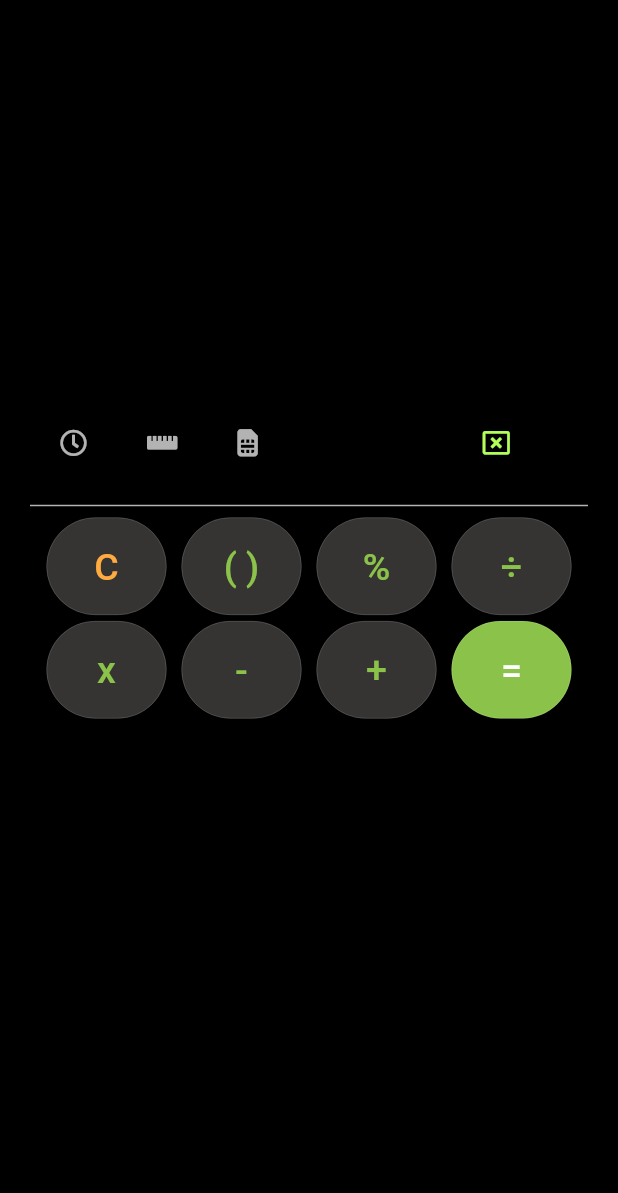
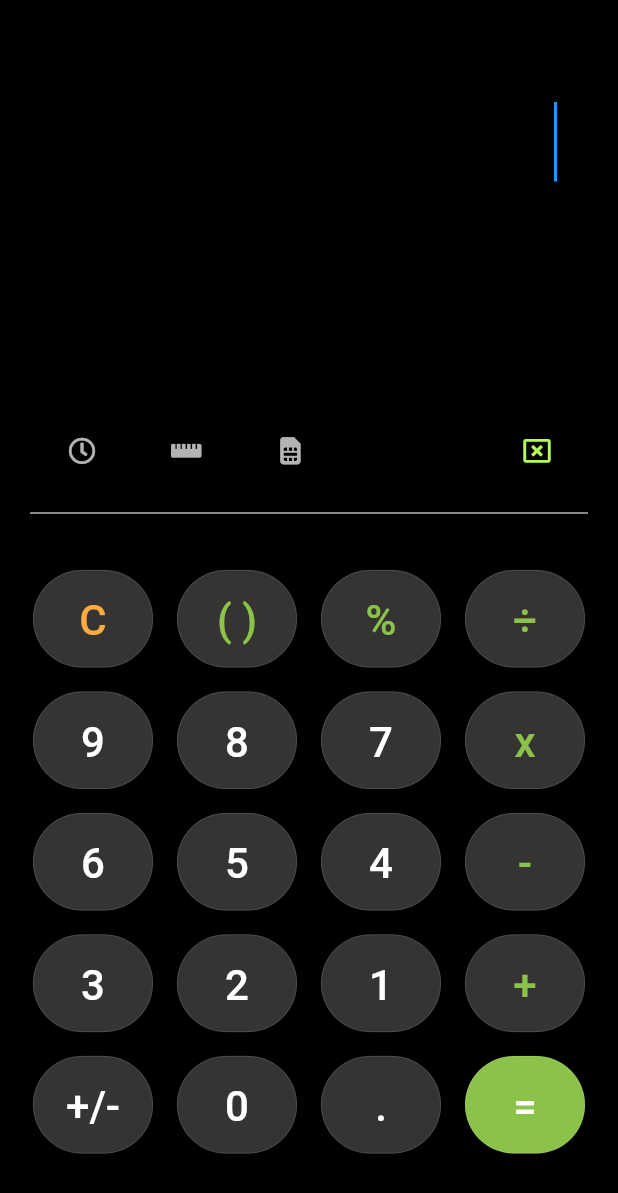
Before and after one commit to eldeeno/calculator, a Flutter app: the screen it shows after launch, on a phone screen of 412 x 824 dp. Shown: the top 1193 px of the screen. Run offline on Flutter 3.47's test engine with Material 2 defaults, Android fonts, the phone set to English and light mode, and no system bars; our stand-ins replace font_awesome_flutter; Roboto replaces fonts that are missing (Arial).

Commit message:
UI design completed

```diff
--- a/lib/main.dart
+++ b/lib/main.dart
@@ -24,6 +24,15 @@ class MyHomePage extends StatefulWidget {
 }
 
 class _MyHomePageState extends State<MyHomePage> {
+  var ansStr = 0;
+  final myController = TextEditingController();
+
+  @override
+  void dispose() {
+    myController.dispose();
+    super.dispose();
+  }
+
   @override
   Widget build(BuildContext context) {
     return Scaffold(
@@ -44,8 +53,11 @@ class _MyHomePageState extends State<MyHomePage> {
                 left: 20.0,
               ),
               child: TextField(
+                readOnly: true,
+                showCursor: true,
+                autofocus: true,
+                controller: myController,
                 textDirection: TextDirection.rtl,
-                cursorColor: Colors.transparent,
                 style: TextStyle(
                   fontSize: 45.0,
                   fontWeight: FontWeight.w400,
@@ -57,42 +69,60 @@ class _MyHomePageState extends State<MyHomePage> {
               ),
             ),
             Divider(
-              height: 150,
+              height: 155,
             ),
             Container(
-              padding: EdgeInsets.only(bottom: 25.0),
+              padding: EdgeInsets.only(bottom: 25.0, right: 25),
               child: Row(
+                crossAxisAlignment: CrossAxisAlignment.start,
                 children: <Widget>[
-                  Container(
-                    padding: EdgeInsets.only(right: 30.0, left: 20.0),
-                    child: FaIcon(
+                  Expanded(
+                    flex: 2,
+                    child: Column(
+                      children: <Widget>[
+                        FaIcon(
                           FontAwesomeIcons.clock,
                           color: Colors.white70,
                           size: 18,
                         ),
+                      ],
                     ),
-                  Container(
-                    padding: EdgeInsets.only(right: 30.0, left: 10.0),
-                    child: FaIcon(
+                  ),
+                  Expanded(
+                    flex: 2,
+                    child: Column(
+                      children: <Widget>[
+                        FaIcon(
                           FontAwesomeIcons.rulerHorizontal,
                           color: Colors.white70,
                           size: 18,
                         ),
+                      ],
                     ),
-                  Container(
-                    padding: EdgeInsets.only(right: 30.0, left: 10.0),
-                    child: FaIcon(
+                  ),
+                  Expanded(
+                    flex: 2,
+                    child: Column(
+                      children: <Widget>[
+                        FaIcon(
                           FontAwesomeIcons.simCard,
                           color: Colors.white70,
                           size: 18,
                         ),
+                      ],
                     ),
-                  Container(
-                    padding: EdgeInsets.only(right: 30.0, left: 120.0),
-                    child: FaIcon(
+                  ),
+                  Expanded(
+                    flex: 4,
+                    child: Column(
+                      crossAxisAlignment: CrossAxisAlignment.end,
+                      children: <Widget>[
+                        FaIcon(
                           FontAwesomeIcons.windowClose,
                           color: Colors.lightGreenAccent,
                           size: 18,
+                        ),
+                      ],
                     ),
                   ),
                 ],
@@ -103,17 +133,32 @@ class _MyHomePageState extends State<MyHomePage> {
               thickness: 1,
             ),
             Container(
+              padding: EdgeInsets.only(top: 30.0),
               child: Wrap(
-                spacing: 10.0,
-                runSpacing: 4.0,
+                spacing: 16.0,
+                runSpacing: 16.0,
                 children: <Widget>[
                   _button1('C', Colors.orangeAccent, kColor1, () {}),
                   _button1('( )', kColor2, kColor1, () {}),
-                  _button1('%', kColor2, kColor1, () {}),
+                  _button1('%', kColor2, kColor1, () {
+                    myController.text = '%';
+                  }),
                   _button1('÷', kColor2, kColor1, () {}),
+                  _button1('9', Colors.white, kColor1, () {}),
+                  _button1('8', Colors.white, kColor1, () {}),
+                  _button1('7', Colors.white, kColor1, () {}),
                   _button1('x', kColor2, kColor1, () {}),
+                  _button1('6', Colors.white, kColor1, () {}),
+                  _button1('5', Colors.white, kColor1, () {}),
+                  _button1('4', Colors.white, kColor1, () {}),
                   _button1('-', kColor2, kColor1, () {}),
+                  _button1('3', Colors.white, kColor1, () {}),
+                  _button1('2', Colors.white, kColor1, () {}),
+                  _button1('1', Colors.white, kColor1, () {}),
                   _button1('+', kColor2, kColor1, () {}),
+                  _button1('+/-', Colors.white, kColor1, () {}),
+                  _button1('0', Colors.white, kColor1, () {}),
+                  _button1('.', Colors.white, kColor1, () {}),
                   _button1('=', Colors.white, kColor2, () {}),
                 ],
               ),
@@ -143,9 +188,10 @@ class _MyHomePageState extends State<MyHomePage> {
           number,
           style: TextStyle(
             color: textColor,
-            fontSize: 25.0,
+            fontSize: 28.0,
+            fontWeight: FontWeight.w500,
             fontFamily: 'Arial',
-            height: 1.2,
+            height: 1.3,
           ),
         ),
       ),
```
Lines whose indentation alone changed are shown as unchanged.
